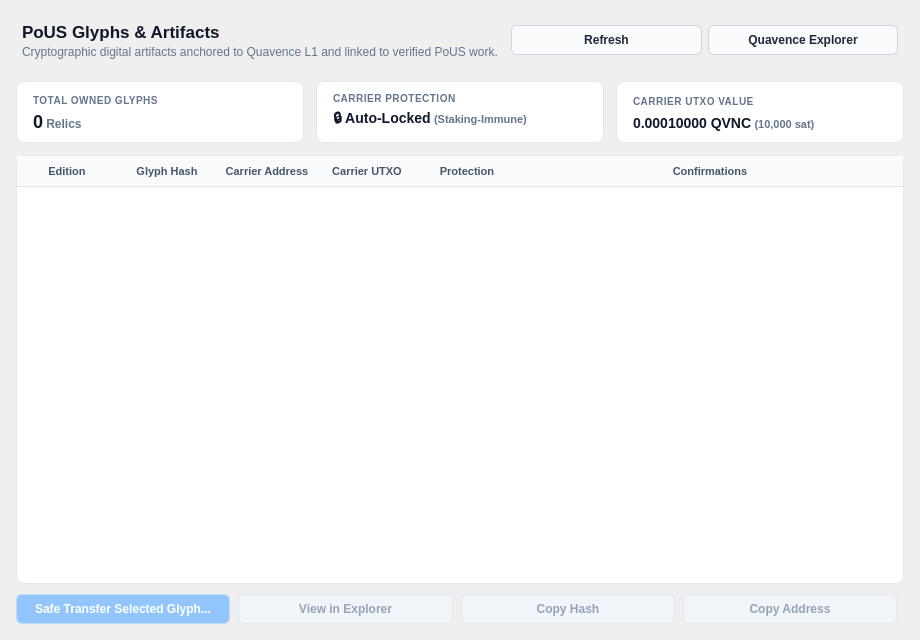
First picture: the form in src/qt/forms/glyphspage.ui, repository quavence/quavence-node, before the edit.
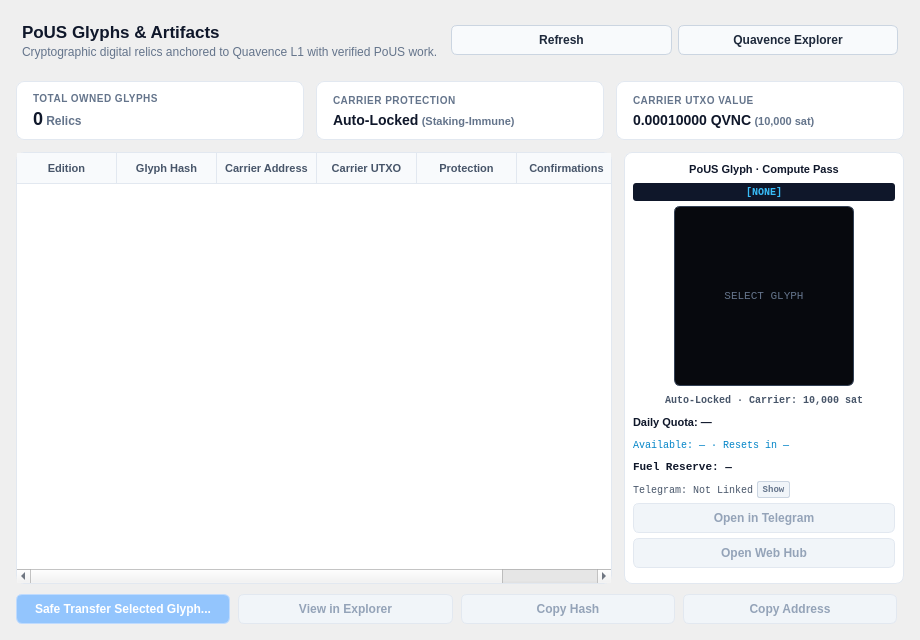
Second picture: the form after the edit. The open tabs and pages were chosen to show the change.

Commit message: feat(wallet): harden compute pass telemetry, prevent uaf, add stream timeouts and bump to v15.1.8

Diff of the .ui file:
```diff
--- a/src/qt/forms/glyphspage.ui
+++ b/src/qt/forms/glyphspage.ui
@@ -58,16 +58,34 @@
         border: 1px solid #e2e8f0;
         border-radius: 8px;
         background-color: #ffffff;
-        gridline-color: #f1f5f9;
+        gridline-color: #e2e8f0;
         selection-background-color: #eff6ff;
         selection-color: #1e40af;
     }
+    QTableWidget::item {
+        padding: 5px 8px;
+        border-right: 1px solid #f1f5f9;
+        border-bottom: 1px solid #f1f5f9;
+    }
+    QTableWidget::item:selected {
+        background-color: #eff6ff;
+        color: #1e40af;
+    }
+    QTableWidget::item:selected:!active {
+        background-color: #f1f5f9;
+        color: #1e40af;
+    }
+    QTableWidget::item:focus {
+        outline: none;
+        border: none;
+    }
     QHeaderView::section {
         background-color: #f8fafc;
         color: #475569;
         font-weight: 600;
         font-size: 11px;
         border: none;
+        border-right: 1px solid #e2e8f0;
         border-bottom: 1px solid #e2e8f0;
         padding: 6px 8px;
     }
@@ -150,7 +168,7 @@
            <string notr="true">color: #64748b;</string>
           </property>
           <property name="text">
-           <string>Cryptographic digital artifacts anchored to Quavence L1 and linked to verified PoUS work.</string>
+           <string>Cryptographic digital relics anchored to Quavence L1 with verified PoUS work.</string>
           </property>
          </widget>
         </item>
@@ -257,7 +275,7 @@
         <item>
          <widget class="QLabel" name="labelKpiProtection">
           <property name="text">
-           <string>&lt;span style=&quot;font-size:14px; font-weight:600; color:#0f172a;&quot;&gt;🔒 Auto-Locked&lt;/span&gt; &lt;span style=&quot;font-size:11px; font-weight:500; color:#64748b;&quot;&gt;(Staking-Immune)&lt;/span&gt;</string>
+           <string>&lt;span style=&quot;font-size:14px; font-weight:600; color:#0f172a;&quot;&gt;Auto-Locked&lt;/span&gt; &lt;span style=&quot;font-size:11px; font-weight:500; color:#64748b;&quot;&gt;(Staking-Immune)&lt;/span&gt;</string>
           </property>
          </widget>
         </item>
@@ -392,6 +410,11 @@
         <number>10</number>
        </property>
        <item>
+        <layout class="QHBoxLayout" name="tableAndCompanionLayout">
+         <property name="spacing">
+          <number>12</number>
+         </property>
+         <item>
         <widget class="QTableWidget" name="tableGlyphs">
          <property name="editTriggers">
           <set>QAbstractItemView::NoEditTriggers</set>
@@ -409,7 +432,10 @@
           <bool>true</bool>
          </property>
          <attribute name="horizontalHeaderStretchLastSection">
-          <bool>true</bool>
+            <bool>false</bool>
+           </attribute>
+           <attribute name="verticalHeaderVisible">
+            <bool>false</bool>
          </attribute>
          <column>
           <property name="text">
@@ -442,6 +468,216 @@
           </property>
          </column>
         </widget>
+         </item>
+         <item>
+          <widget class="QFrame" name="frameAgentCompanion">
+           <property name="minimumSize">
+            <size>
+             <width>250</width>
+             <height>0</height>
+            </size>
+           </property>
+           <property name="maximumSize">
+            <size>
+             <width>280</width>
+             <height>16777215</height>
+            </size>
+           </property>
+           <property name="styleSheet">
+            <string notr="true">
+             QFrame#frameAgentCompanion {
+                 background-color: #ffffff;
+                 border: 1px solid #e2e8f0;
+                 border-radius: 8px;
+                 padding: 8px;
+             }
+            </string>
+           </property>
+           <layout class="QVBoxLayout" name="layoutAgentCompanion">
+            <property name="margin">
+             <number>0</number>
+            </property>
+            <property name="spacing">
+             <number>5</number>
+            </property>
+            <item>
+             <widget class="QLabel" name="lblCardTitle">
+              <property name="styleSheet">
+               <string notr="true">font-size: 11px; font-weight: 700; color: #0f172a;</string>
+              </property>
+              <property name="text">
+               <string>PoUS Glyph · Compute Pass</string>
+              </property>
+              <property name="alignment">
+               <set>Qt::AlignCenter</set>
+              </property>
+             </widget>
+            </item>
+            <item>
+             <widget class="QLabel" name="lblRarityBadge">
+              <property name="styleSheet">
+               <string notr="true">font-size: 10px; font-weight: 700; font-family: monospace; color: #38bdf8; background-color: #0f172a; border-radius: 3px; padding: 1px 4px;</string>
+              </property>
+              <property name="text">
+               <string>[NONE]</string>
+              </property>
+              <property name="alignment">
+               <set>Qt::AlignCenter</set>
+              </property>
+             </widget>
+            </item>
+            <item alignment="Qt::AlignCenter">
+             <widget class="QLabel" name="lblGlyphPreview">
+              <property name="minimumSize">
+               <size>
+                <width>180</width>
+                <height>180</height>
+               </size>
+              </property>
+              <property name="maximumSize">
+               <size>
+                <width>180</width>
+                <height>180</height>
+               </size>
+              </property>
+              <property name="styleSheet">
+               <string notr="true">
+                background-color: #07090e;
+                border: 1px solid #334155;
+                border-radius: 6px;
+               </string>
+              </property>
+              <property name="alignment">
+               <set>Qt::AlignCenter</set>
+              </property>
+              <property name="text">
+               <string>&lt;span style=&quot;color: #64748b; font-size: 11px; font-family: monospace;&quot;&gt;SELECT GLYPH&lt;/span&gt;</string>
+              </property>
+             </widget>
+            </item>
+            <item>
+             <widget class="QLabel" name="lblOnchainStatus">
+              <property name="styleSheet">
+               <string notr="true">font-size: 10px; font-weight: 600; font-family: monospace; color: #475569; padding: 1px 0px;</string>
+              </property>
+              <property name="text">
+               <string>Auto-Locked · Carrier: 10,000 sat</string>
+              </property>
+              <property name="alignment">
+               <set>Qt::AlignCenter</set>
+              </property>
+             </widget>
+            </item>
+            <item>
+             <widget class="QLabel" name="lblDailyQuota">
+              <property name="styleSheet">
+               <string notr="true">font-size: 11px; font-weight: 600; color: #0f172a;</string>
+              </property>
+              <property name="text">
+               <string>Daily Quota: —</string>
+              </property>
+              <property name="wordWrap">
+               <bool>true</bool>
+              </property>
+             </widget>
+            </item>
+            <item>
+             <widget class="QLabel" name="lblQuotaStatus">
+              <property name="styleSheet">
+               <string notr="true">font-size: 10px; color: #0284c7; font-family: monospace;</string>
+              </property>
+              <property name="text">
+               <string>Available: — · Resets in —</string>
+              </property>
+              <property name="wordWrap">
+               <bool>true</bool>
+              </property>
+             </widget>
+            </item>
+            <item>
+             <widget class="QLabel" name="lblFuelReserve">
+              <property name="styleSheet">
+               <string notr="true">font-size: 11px; color: #0f172a; font-family: monospace; font-weight: 600;</string>
+              </property>
+              <property name="text">
+               <string>Fuel Reserve: —</string>
+              </property>
+             </widget>
+            </item>
+            <item>
+             <layout class="QHBoxLayout" name="layoutLinkStatus">
+              <property name="spacing">
+               <number>4</number>
+              </property>
+              <item>
+               <widget class="QLabel" name="lblLinkStatus">
+                <property name="styleSheet">
+                 <string notr="true">font-size: 10px; color: #475569; font-family: monospace;</string>
+                </property>
+                <property name="text">
+                 <string>Telegram: Not Linked</string>
+                </property>
+               </widget>
+              </item>
+              <item>
+               <widget class="QPushButton" name="btnToggleIdPrivacy">
+                <property name="text">
+                 <string>Show</string>
+                </property>
+                <property name="styleSheet">
+                 <string notr="true">font-size: 9px; font-weight: 600; font-family: monospace; color: #64748b; background-color: #f1f5f9; border: 1px solid #cbd5e1; border-radius: 2px; padding: 0px 4px; max-height: 16px;</string>
+                </property>
+                <property name="flat">
+                 <bool>false</bool>
+                </property>
+               </widget>
+              </item>
+              <item>
+               <spacer name="spacerLinkStatus">
+                <property name="orientation">
+                 <enum>Qt::Horizontal</enum>
+                </property>
+                <property name="sizeHint" stdset="0">
+                 <size>
+                  <width>0</width>
+                  <height>0</height>
+                 </size>
+                </property>
+               </spacer>
+              </item>
+             </layout>
+            </item>
+            <item>
+             <widget class="QPushButton" name="btnOpenTelegram">
+              <property name="enabled">
+               <bool>false</bool>
+              </property>
+              <property name="text">
+               <string>Open in Telegram</string>
+              </property>
+             </widget>
+            </item>
+            <item>
+             <widget class="QPushButton" name="btnOpenWebHub">
+              <property name="enabled">
+               <bool>false</bool>
+              </property>
+              <property name="text">
+               <string>Open Web Hub</string>
+              </property>
+             </widget>
+            </item>
+            <item>
+             <spacer name="companionBottomSpacer">
+              <property name="orientation">
+               <enum>Qt::Vertical</enum>
+              </property>
+             </spacer>
+            </item>
+           </layout>
+          </widget>
+         </item>
+        </layout>
        </item>
        <item>
         <layout class="QHBoxLayout" name="actionsLayout">
```
Left out of the diff: 2 changed lines with no effect on the pictures. Lines whose indentation alone changed are shown as unchanged. The commit also changes 9 other files.
